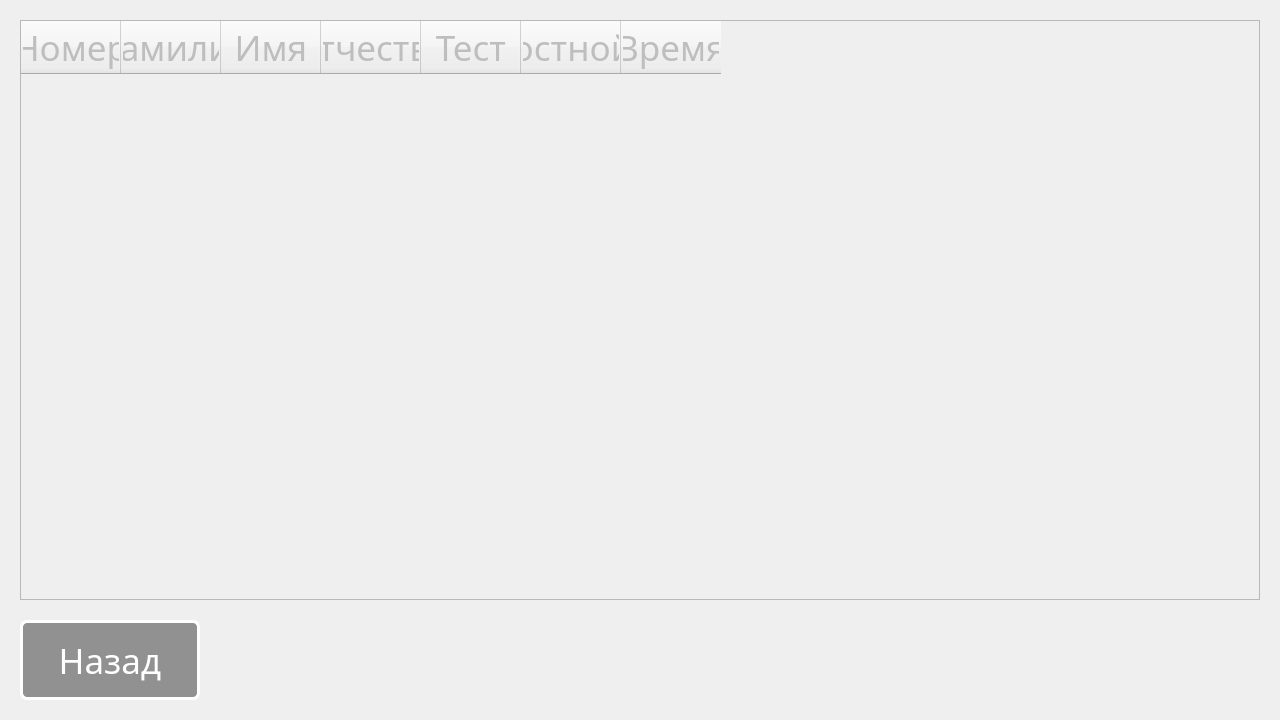
This is statistics_users.ui in Bubblegubm/appforstaff as Qt 5 draws it before an edit. The edited form follows.
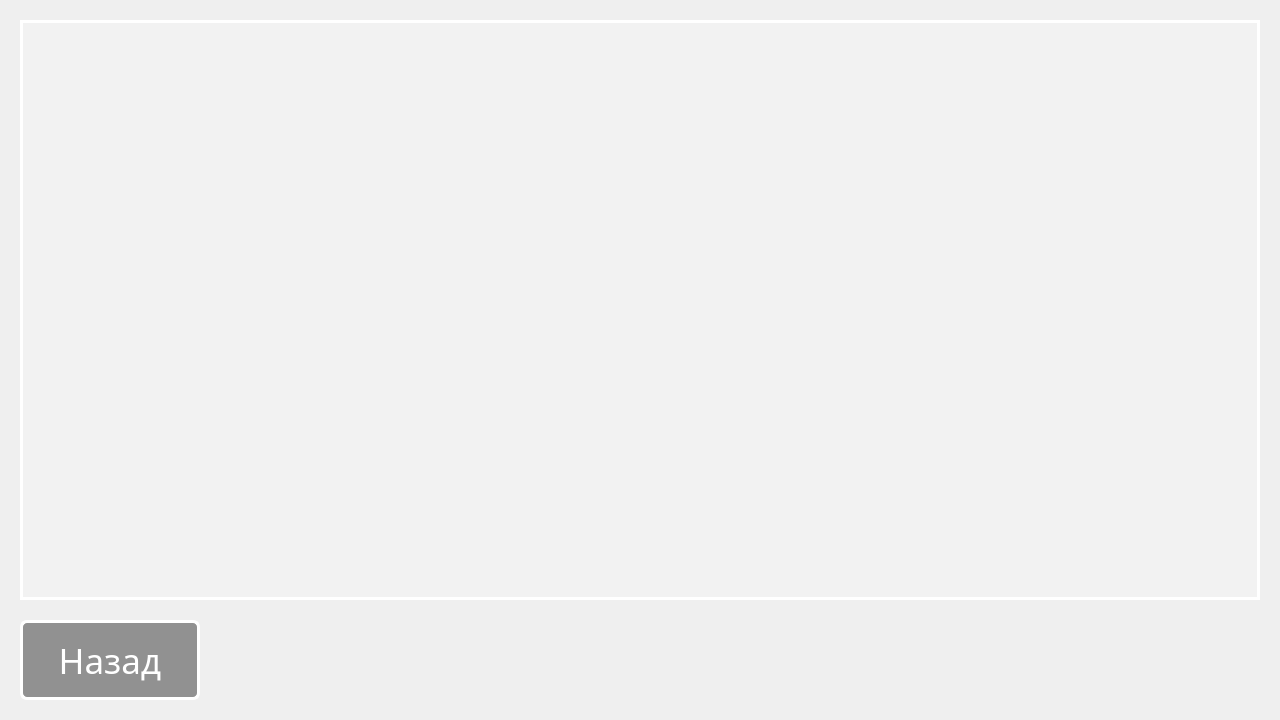
This is the edited form.

Commit message: Create tab

What changed in the file:
```diff
--- a/statistics_users.ui
+++ b/statistics_users.ui
@@ -71,10 +71,7 @@
                     <string>Назад</string>
                 </property>
             </widget>
-            <widget class="QTableWidget" name="tableWidget">
-                <property name="enabled">
-                    <bool>false</bool>
-                </property>
+            <widget class="QTableView" name="tableWidget">
                 <property name="geometry">
                     <rect>
                         <x>20</x>
@@ -83,74 +80,35 @@
                         <height>580</height>
                     </rect>
                 </property>
-                <property name="font">
-                    <font>
-                        <family>Ambient(RUS BY LYAJKA)</family>
-                        <pointsize>26</pointsize>
-                        <italic>false</italic>
-                        <bold>false</bold>
-                        <kerning>true</kerning>
-                    </font>
-                </property>
                 <property name="focusPolicy">
                     <enum>Qt::StrongFocus</enum>
                 </property>
                 <property name="styleSheet">
-                    <string notr="true">color: rgba(255, 255, 255, 255);
+                    <string notr="true">QTableView{
+                        color: white;
                         border: 3px solid rgb(255, 255, 255);
+                        background-color: rgba(255, 255, 255, 50);
                         font: 26pt &quot;Ambient(RUS BY LYAJKA)&quot;;
+                        }
+                        QHeaderView::section{
+                        color: white;
                         background-color: rgba(0, 0, 0, 100);
-                        alternate-background-color: rgb(170, 170, 127);
-                        header-color: rgba(0, 0, 0, 100);
-                        gridline-color: rgb(255, 255, 255);
-
-                        QTableWidget::horizontalHeader{
-                        color: rgba(255, 255, 255, 255);
+                        alternate-background-color: rgba(0, 0, 0, 0);
                         border: 3px solid rgb(255, 255, 255);
+                        height: 50px;
+                        width: 50 px;
                         font: 26pt &quot;Ambient(RUS BY LYAJKA)&quot;;
+                        }
+                        QTableWidget::item{
                         background-color: rgba(0, 0, 0, 100);
-                        alternate-background-color: rgb(170, 170, 127);
+                        border: border: 3px solid rgb(255, 255, 255);
+                        font: 26pt &quot;Ambient(RUS BY LYAJKA)&quot;;
                         }
                     </string>
                 </property>
-                <property name="textElideMode">
-                    <enum>Qt::ElideRight</enum>
-                </property>
-                <column>
-                    <property name="text">
-                        <string>Номер</string>
-                    </property>
-                </column>
-                <column>
-                    <property name="text">
-                        <string>Фамилия</string>
-                    </property>
-                </column>
-                <column>
-                    <property name="text">
-                        <string>Имя</string>
-                    </property>
-                </column>
-                <column>
-                    <property name="text">
-                        <string>Отчество</string>
-                    </property>
-                </column>
-                <column>
-                    <property name="text">
-                        <string>Тест</string>
-                    </property>
-                </column>
-                <column>
-                    <property name="text">
-                        <string>Скоростной тест</string>
-                    </property>
-                </column>
-                <column>
-                    <property name="text">
-                        <string>Время</string>
-                    </property>
-                </column>
+                <attribute name="horizontalHeaderCascadingSectionResizes">
+                    <bool>false</bool>
+                </attribute>
             </widget>
         </widget>
     </widget>
```
Left out of the diff: 2 changed lines with no effect on the pictures. The commit also changes 4 other files.
